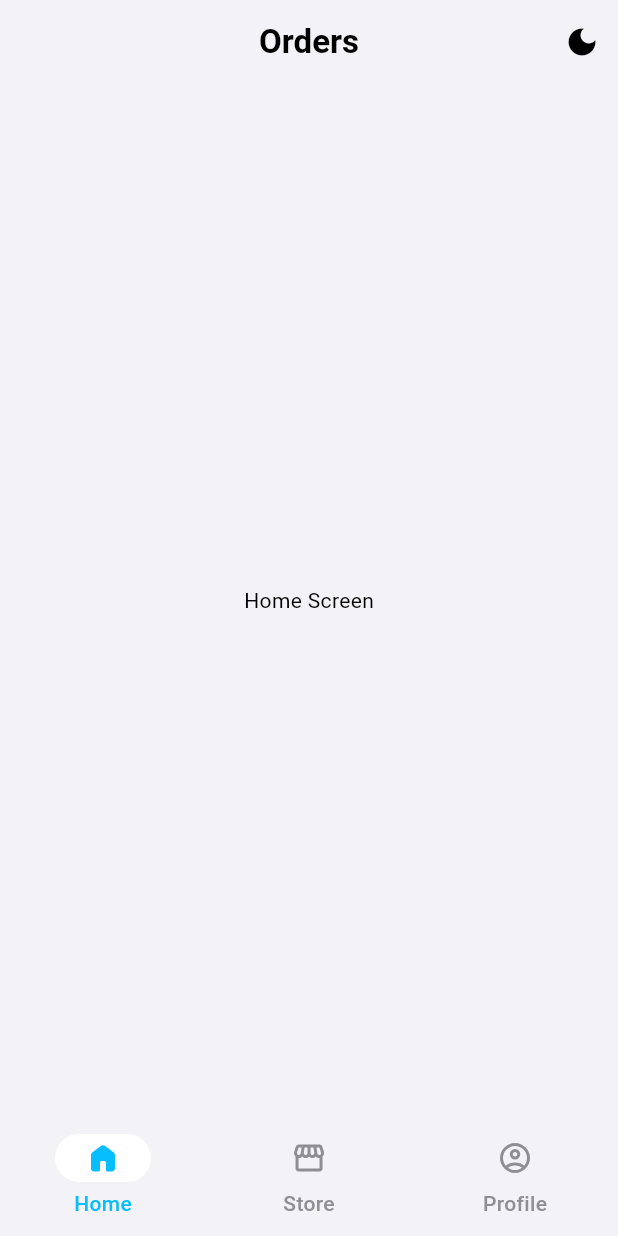
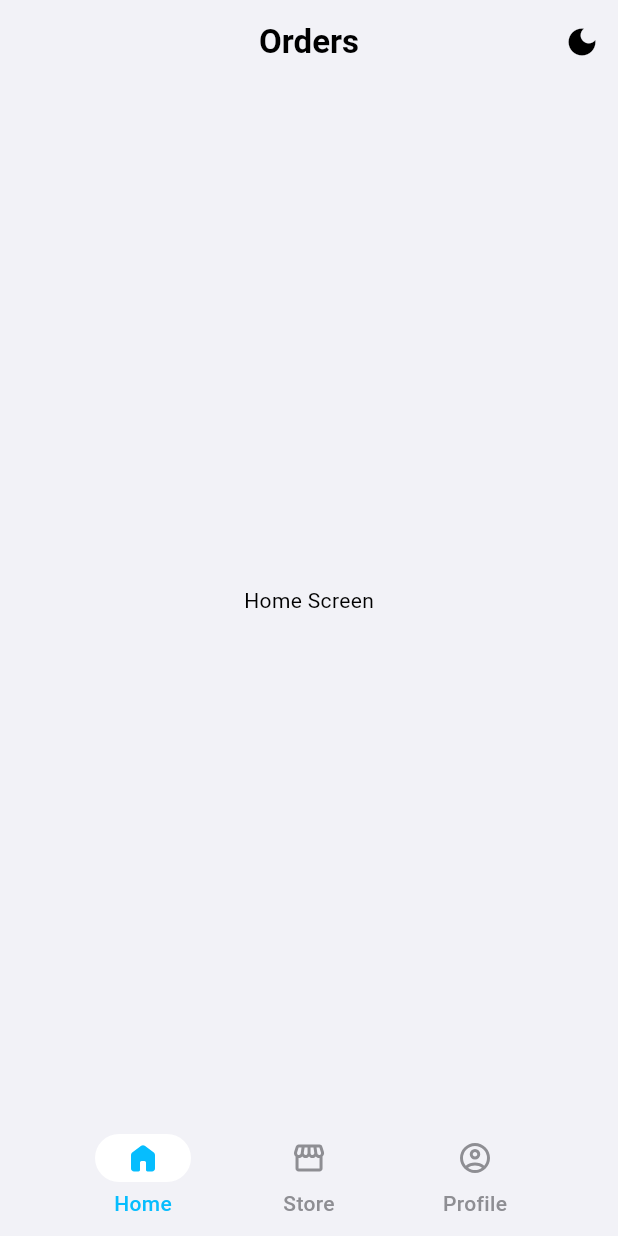
Before and after one commit to SimpliMinimalist/Genesis, a Flutter app: the screen it shows after launch, on a phone screen of 412 x 824 dp. Run offline on Flutter 3.47's test engine with Material 3 defaults, Android fonts, the phone set to English and light mode, and no system bars; our stand-ins replace flutter_svg, go_router.

Commit message:
style: Adjust navigation tab spacing

```diff
--- a/lib/core/navigation/main_shell.dart
+++ b/lib/core/navigation/main_shell.dart
@@ -105,8 +105,12 @@ class _MainShellState extends State<MainShell> {
         index: _selectedIndex,
         children: _navItems.map((item) => item.screen).toList(),
       ),
-      bottomNavigationBar: NavigationBar(
-        backgroundColor: appColors.navBarBackground,
+      bottomNavigationBar: Container(
+        color: appColors.navBarBackground,
+        padding: const EdgeInsets.symmetric(horizontal: 40),
+        child: NavigationBar(
+          backgroundColor: Colors.transparent,
+          elevation: 0,
           onDestinationSelected: _onItemTapped,
           selectedIndex: _selectedIndex,
           indicatorColor: appColors.iconContainer,
@@ -126,6 +130,7 @@ class _MainShellState extends State<MainShell> {
             );
           }).toList(),
         ),
+      ),
     );
   }
 }
```
Also changed, not shown: 1 other file. Lines whose indentation alone changed are shown as unchanged.
